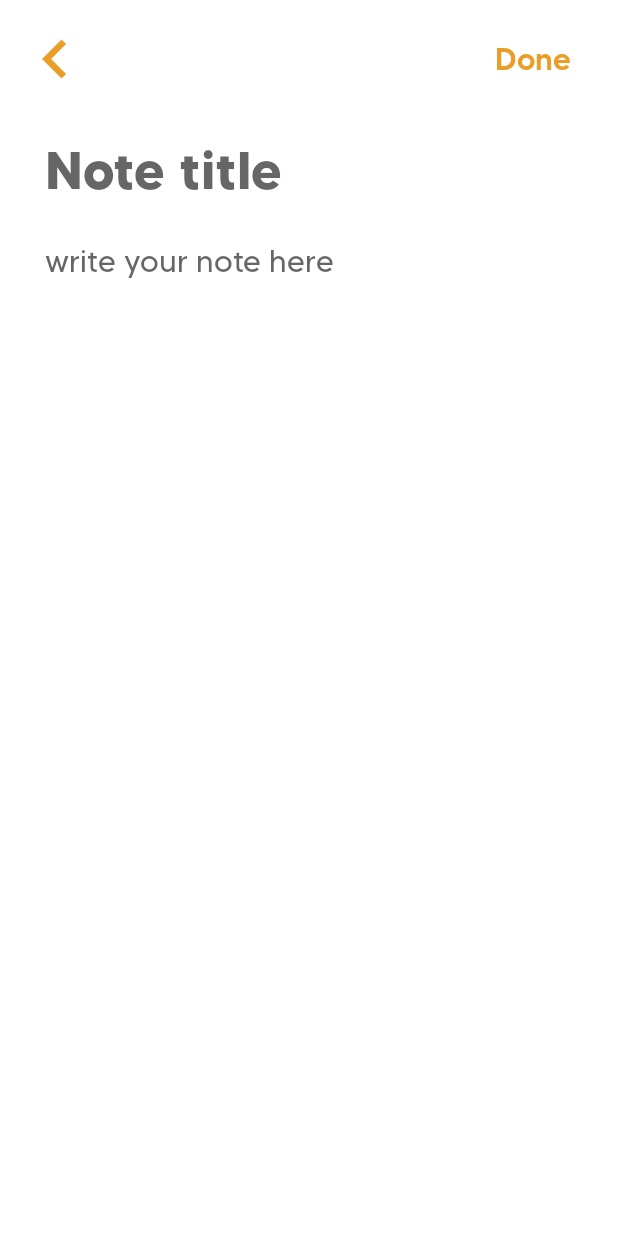
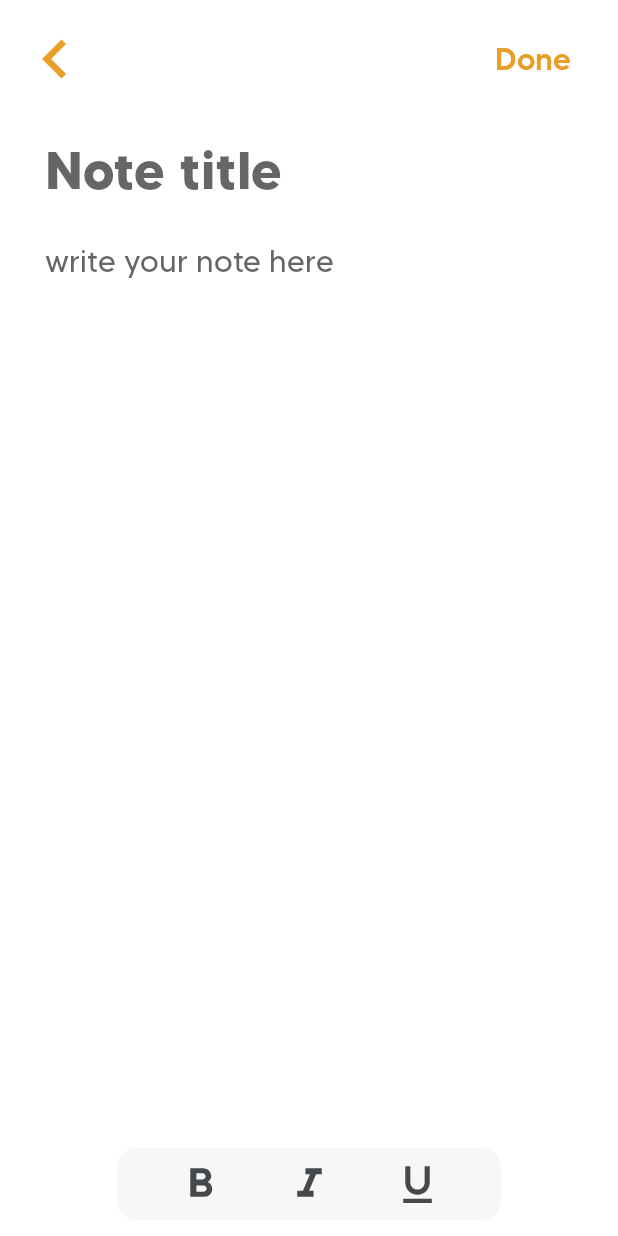
Before and after one commit to kubixDev/Noteify, an Android app: the NoteEditorActivity screen opened directly, with no data from a screen before it, on a phone screen of 412 x 824 dp. Run offline under Robolectric (Android 15) with nearby library versions, the phone set to English and light mode, and no system bars; our stand-ins replace sdp/ssp sizes.

Commit message:
added text formatting menu, updated README

```diff
--- a/app/src/main/AndroidManifest.xml
+++ b/app/src/main/AndroidManifest.xml
@@ -5,7 +5,7 @@
     <application
         android:allowBackup="true"
         android:icon="@mipmap/ic_launcher"
-        android:label="@string/app_name"
+        android:label="Noteify"
         android:roundIcon="@mipmap/ic_launcher_round"
         android:supportsRtl="true"
         android:theme="@style/Theme.Notepad">
--- a/app/src/main/java/com/kubixdev/notepad/activities/NoteEditorActivity.java
+++ b/app/src/main/java/com/kubixdev/notepad/activities/NoteEditorActivity.java
@@ -5,8 +5,13 @@ import androidx.appcompat.app.AppCompatActivity;
 import android.annotation.SuppressLint;
 import android.content.Context;
 import android.content.Intent;
+import android.graphics.Typeface;
 import android.os.AsyncTask;
 import android.os.Bundle;
+import android.text.Spannable;
+import android.text.SpannableStringBuilder;
+import android.text.style.StyleSpan;
+import android.text.style.UnderlineSpan;
 import android.view.View;
 import android.view.inputmethod.InputMethodManager;
 import android.widget.EditText;
@@ -56,6 +61,43 @@ public class NoteEditorActivity extends AppCompatActivity {
                 closeKeyboard();
             }
         });
+
+
+        // przycisk bold
+        ImageView buttonBold = findViewById(R.id.buttonBold);
+        buttonBold.setOnClickListener(new View.OnClickListener() {
+            @Override
+            public void onClick(View v) {
+                Spannable spannable = new SpannableStringBuilder(inputNote.getText());
+                spannable.setSpan(new StyleSpan(Typeface.BOLD), inputNote.getSelectionStart(), inputNote.getSelectionEnd(), 0);
+                inputNote.setText(spannable);
+            }
+        });
+
+
+        // przycisk italics
+        ImageView buttonItalic = findViewById(R.id.buttonItalic);
+        buttonItalic.setOnClickListener(new View.OnClickListener() {
+            @Override
+            public void onClick(View v) {
+                Spannable spannable = new SpannableStringBuilder(inputNote.getText());
+                spannable.setSpan(new StyleSpan(Typeface.ITALIC), inputNote.getSelectionStart(), inputNote.getSelectionEnd(), 0);
+                inputNote.setText(spannable);
+            }
+        });
+
+
+        // przycisk underline
+        ImageView buttonUnderline = findViewById(R.id.buttonUnderline);
+        buttonUnderline.setOnClickListener(new View.OnClickListener() {
+            @Override
+            public void onClick(View v) {
+                Spannable spannable = new SpannableStringBuilder(inputNote.getText());
+                spannable.setSpan(new UnderlineSpan(), inputNote.getSelectionStart(), inputNote.getSelectionEnd(), 0);
+                inputNote.setText(spannable);
+            }
+        });
+
 
 
         // domyslnie notatka nie jest aktualizowana, stad wartosc false
--- /dev/null
+++ b/app/src/main/res/drawable/ic_bold.xml
@@ -0,0 +1,10 @@
+<vector xmlns:android="http://schemas.android.com/apk/res/android"
+    android:width="24dp"
+    android:height="24dp"
+    android:viewportWidth="24"
+    android:viewportHeight="24"
+    android:tint="?attr/colorControlNormal">
+  <path
+      android:fillColor="@android:color/white"
+      android:pathData="M15.6,10.79c0.97,-0.67 1.65,-1.77 1.65,-2.79 0,-2.26 -1.75,-4 -4,-4L7,4v14h7.04c2.09,0 3.71,-1.7 3.71,-3.79 0,-1.52 -0.86,-2.82 -2.15,-3.42zM10,6.5h3c0.83,0 1.5,0.67 1.5,1.5s-0.67,1.5 -1.5,1.5h-3v-3zM13.5,15.5L10,15.5v-3h3.5c0.83,0 1.5,0.67 1.5,1.5s-0.67,1.5 -1.5,1.5z"/>
+</vector>
--- /dev/null
+++ b/app/src/main/res/drawable/ic_italic.xml
@@ -0,0 +1,10 @@
+<vector xmlns:android="http://schemas.android.com/apk/res/android"
+    android:width="24dp"
+    android:height="24dp"
+    android:viewportWidth="24"
+    android:viewportHeight="24"
+    android:tint="?attr/colorControlNormal">
+  <path
+      android:fillColor="@android:color/white"
+      android:pathData="M10,4v3h2.21l-3.42,8H6v3h8v-3h-2.21l3.42,-8H18V4z"/>
+</vector>
--- /dev/null
+++ b/app/src/main/res/drawable/ic_underline.xml
@@ -0,0 +1,10 @@
+<vector xmlns:android="http://schemas.android.com/apk/res/android"
+    android:width="24dp"
+    android:height="24dp"
+    android:viewportWidth="24"
+    android:viewportHeight="24"
+    android:tint="?attr/colorControlNormal">
+  <path
+      android:fillColor="@android:color/white"
+      android:pathData="M12,17c3.31,0 6,-2.69 6,-6L18,3h-2.5v8c0,1.93 -1.57,3.5 -3.5,3.5S8.5,12.93 8.5,11L8.5,3L6,3v8c0,3.31 2.69,6 6,6zM5,19v2h14v-2L5,19z"/>
+</vector>
--- a/app/src/main/res/layout/activity_note_editor.xml
+++ b/app/src/main/res/layout/activity_note_editor.xml
@@ -92,23 +92,57 @@
 
     </ScrollView>
 
-<!--    <RelativeLayout-->
-<!--        android:id="@+id/toolLayout"-->
-<!--        android:layout_width="match_parent"-->
-<!--        android:layout_height="@dimen/_40sdp"-->
-<!--        android:background="@drawable/orange_background"-->
-<!--        android:layout_gravity="bottom"-->
-<!--        android:gravity="center_vertical">-->
+    <androidx.constraintlayout.widget.ConstraintLayout
+        app:layout_constraintStart_toStartOf="parent"
+        app:layout_constraintTop_toBottomOf="@id/noteBody"
+        android:id="@+id/toolLayout"
+        android:layout_width="match_parent"
+        android:layout_height="@dimen/_37sdp"
+        android:background="@drawable/search_background"
+        android:layout_gravity="bottom"
+        android:gravity="center"
+        android:layout_marginStart="@dimen/_60sdp"
+        android:layout_marginEnd="@dimen/_60sdp"
+        android:layout_marginBottom="@dimen/_8sdp"
+        android:layout_marginTop="@dimen/_8sdp">
 
-<!--        <ImageView-->
-<!--            android:id="@+id/buttonDelete"-->
-<!--            android:layout_width="@dimen/_25sdp"-->
-<!--            android:layout_height="@dimen/_25sdp"-->
-<!--            android:src="@drawable/ic_delete"-->
-<!--            app:tint="@color/white"-->
-<!--            android:layout_alignParentRight="true"-->
-<!--            android:layout_marginRight="@dimen/_20sdp"></ImageView>-->
+        <ImageView
+            app:layout_constraintStart_toStartOf="parent"
+            app:layout_constraintEnd_toStartOf="@id/buttonItalic"
+            app:layout_constraintTop_toTopOf="parent"
+            app:layout_constraintBottom_toBottomOf="parent"
+            android:id="@+id/buttonBold"
+            android:layout_width="@dimen/_25sdp"
+            android:layout_height="@dimen/_25sdp"
+            android:src="@drawable/ic_bold"
+            app:tint="?attr/colorOnPrimary"
+            ></ImageView>
 
-<!--    </RelativeLayout>-->
+        <ImageView
+            app:layout_constraintStart_toEndOf="@id/buttonBold"
+            app:layout_constraintEnd_toStartOf="@id/buttonUnderline"
+            app:layout_constraintTop_toTopOf="parent"
+            app:layout_constraintBottom_toBottomOf="parent"
+            android:id="@+id/buttonItalic"
+            android:layout_width="@dimen/_25sdp"
+            android:layout_height="@dimen/_25sdp"
+            android:src="@drawable/ic_italic"
+            app:tint="?attr/colorOnPrimary"
+            android:gravity="center"></ImageView>
+
+        <ImageView
+            app:layout_constraintStart_toEndOf="@id/buttonItalic"
+            app:layout_constraintEnd_toEndOf="parent"
+            app:layout_constraintTop_toTopOf="parent"
+            app:layout_constraintBottom_toBottomOf="parent"
+            android:id="@+id/buttonUnderline"
+            android:layout_width="@dimen/_25sdp"
+            android:layout_height="@dimen/_25sdp"
+            android:src="@drawable/ic_underline"
+            app:tint="?attr/colorOnPrimary"
+            android:gravity="center"></ImageView>
+
+    </androidx.constraintlayout.widget.ConstraintLayout>
+
 
 </androidx.coordinatorlayout.widget.CoordinatorLayout>
```
Also changed, not shown: 1 other file.
